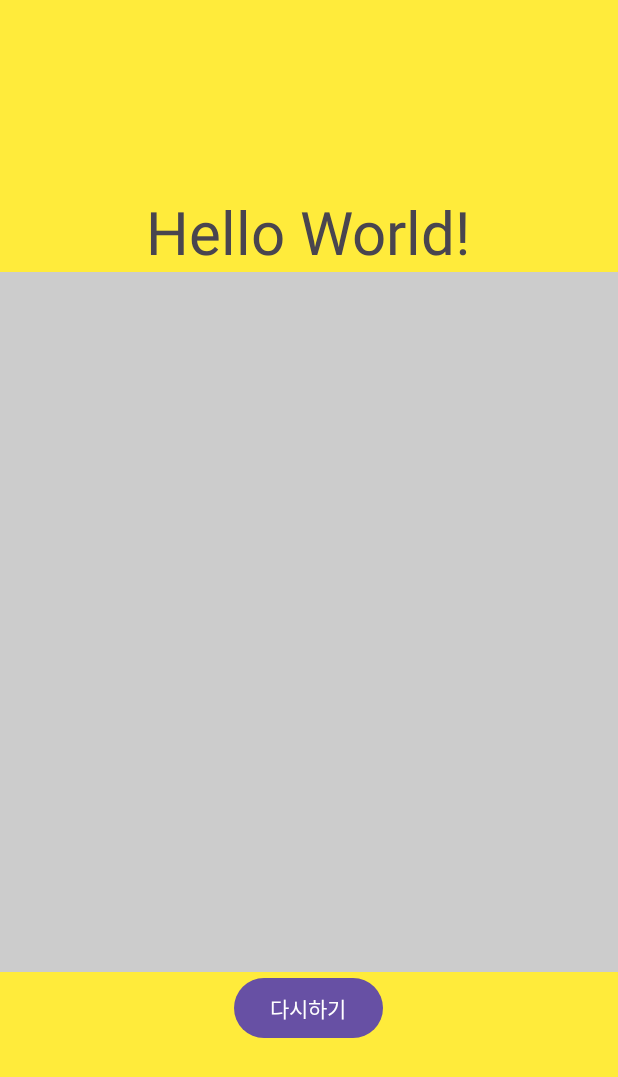
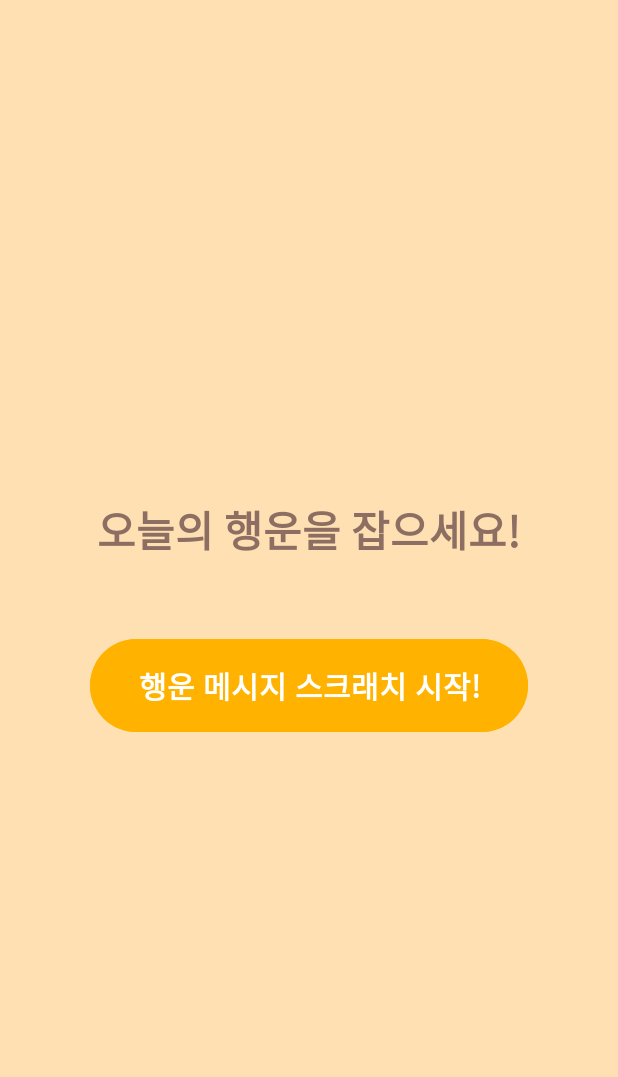
Before and after one commit to leehanseock/JavaAndroidApplication2, an Android app: the screen it shows after launch (MainActivity), on a phone screen of 412 x 824 dp. Shown: the top 1077 px of the screen. Run offline under Robolectric (Android 15) with nearby library versions, the light colour scheme and no system bars.

Commit message:
메인 액티비티 추가, 메시지 공유기능 추가

```diff
--- a/app/build.gradle.kts
+++ b/app/build.gradle.kts
@@ -40,4 +40,7 @@ dependencies {
     testImplementation(libs.junit)
     androidTestImplementation(libs.ext.junit)
     androidTestImplementation(libs.espresso.core)
+
+    implementation("com.facebook.shimmer:shimmer:0.5.0")
+    implementation ("com.google.android.material:material:1.6.0-alpha03")
 }
--- a/app/src/main/java/com/leehanseock/MainActivity.java
+++ b/app/src/main/java/com/leehanseock/MainActivity.java
@@ -1,44 +1,22 @@
 package com.leehanseock;
 
+import androidx.appcompat.app.AppCompatActivity;
+import android.content.Intent;
 import android.os.Bundle;
 import android.widget.Button;
-import android.widget.ImageView;
-import android.widget.Toast;
-
-import androidx.activity.EdgeToEdge;
-import androidx.appcompat.app.AppCompatActivity;
-import androidx.core.graphics.Insets;
-import androidx.core.view.ViewCompat;
-import androidx.core.view.WindowInsetsCompat;
-
-// MainActivity.java 또는 Fragment 내에서
 
 public class MainActivity extends AppCompatActivity {
-
-    private ScratchView scratchView;
-    private ImageView hiddenImageView; // 숨겨진 이미지를 표시하는 ImageView (layout.xml에 있어야 함)
 
     @Override
     protected void onCreate(Bundle savedInstanceState) {
         super.onCreate(savedInstanceState);
-        setContentView(R.layout.activity_main); // 당신의 레이아웃 파일
+        setContentView(R.layout.activity_main);
 
-        scratchView = findViewById(R.id.scratchView);
-        hiddenImageView = findViewById(R.id.hiddenImageView); // 예시: 레이아웃에 hiddenImageView 추가했다고 가정
-
-        // 숨겨진 이미지를 설정
-        hiddenImageView.setImageResource(R.drawable.hi); // 실제 이미지로 변경
-
-        scratchView.setOnScratchCompleteListener(new ScratchView.OnScratchCompleteListener() {
-            @Override
-            public void onScratchComplete() {
-                // 스크래치가 70% 이상 완료되었을 때 실행될 코드
-                Toast.makeText(MainActivity.this, "스크래치 완료! 이미지가 드러났습니다!", Toast.LENGTH_SHORT).show();
-                // 여기에서 동영상에 나오는 색종이 조각 애니메이션 등을 시작할 수 있습니다.
-            }
+        Button startButton = findViewById(R.id.startButton);
+        startButton.setOnClickListener(v -> {
+            // 버튼 클릭 시 ScratchCardActivity로 이동
+            Intent intent = new Intent(MainActivity.this, ScratchActivity.class);
+            startActivity(intent);
         });
-
-         Button resetButton = findViewById(R.id.btnReset);
-         resetButton.setOnClickListener(v -> scratchView.resetScratchView());
     }
 }
--- /dev/null
+++ b/app/src/main/res/drawable/cardbase.xml
@@ -0,0 +1,5 @@
+<?xml version="1.0" encoding="utf-8"?>
+<shape xmlns:android="http://schemas.android.com/apk/res/android"
+    android:shape="rectangle">
+    <solid android:color="#FFECB3"/> <corners android:radius="24dp"/>
+</shape>
--- /dev/null
+++ b/app/src/main/res/drawable/roundcorners.xml
@@ -0,0 +1,4 @@
+<?xml version="1.0" encoding="utf-8"?>
+<shape xmlns:android="http://schemas.android.com/apk/res/android"
+    android:shape="rectangle">
+    <solid android:color="#FFFFFF" /> <corners android:radius="27dp" /> </shape>
--- a/app/src/main/res/layout/activity_main.xml
+++ b/app/src/main/res/layout/activity_main.xml
@@ -1,46 +1,35 @@
 <?xml version="1.0" encoding="utf-8"?>
 <LinearLayout xmlns:android="http://schemas.android.com/apk/res/android"
-    xmlns:app="http://schemas.android.com/apk/res-auto"
     xmlns:tools="http://schemas.android.com/tools"
-    android:id="@+id/main"
+    android:layout_width="match_parent"
+    android:layout_height="match_parent"
     android:orientation="vertical"
     android:gravity="center"
-    android:layout_width="match_parent"
-    android:layout_height="match_parent"
-    android:background="#FFEB3B"
+    android:background="#FFE0B2"
     tools:context=".MainActivity">
 
     <TextView
         android:layout_width="wrap_content"
         android:layout_height="wrap_content"
-        android:text="Hello World!"
-        android:textSize="40dp"
-        android:layout_gravity="center_horizontal"/>
+        android:text="오늘의 행운을 잡으세요!"
+        android:textSize="28sp"
+        android:textStyle="bold"
+        android:textColor="#8D6E63"
+        android:layout_marginBottom="48dp"
+        android:gravity="center"/>
 
-    <FrameLayout
-        xmlns:android="http://schemas.android.com/apk/res/android"
-        android:layout_width="700px"
-        android:layout_height="700px"
-        android:layout_gravity="center_horizontal"
-        >
-
-        <ImageView
-            android:id="@+id/hiddenImageView"
-            android:layout_width="match_parent"
-            android:layout_height="match_parent"
-            android:src="@drawable/hi"
-            android:scaleType="centerCrop"/>
-
-        <com.leehanseock.ScratchView
-            android:id="@+id/scratchView"
-            android:layout_width="match_parent"
-            android:layout_height="match_parent"/>
-
-    </FrameLayout>
     <Button
+        android:id="@+id/startButton"
         android:layout_width="wrap_content"
         android:layout_height="wrap_content"
-        android:id="@+id/btnReset"
-        android:text="다시하기"
-        />
+        android:text="행운 메시지 스크래치 시작!"
+        android:paddingStart="32dp"
+        android:paddingEnd="32dp"
+        android:paddingTop="16dp"
+        android:paddingBottom="16dp"
+        android:backgroundTint="#FFB300"
+        android:textColor="@android:color/white"
+        android:textSize="20sp"
+        android:textStyle="bold"/>
+
 </LinearLayout>
--- /dev/null
+++ b/app/src/main/res/xml/file_path.xml
@@ -0,0 +1,4 @@
+<?xml version="1.0" encoding="utf-8"?>
+<paths xmlns:android="http://schemas.android.com/apk/res/android">
+    <cache-path name="my_images" path="images/"/>
+</paths>
```
Also changed, not shown: app/src/main/AndroidManifest.xml (+19 -2 lines), app/src/main/java/com/leehanseock/ScratchActivity.java (added, +163 -0 lines), app/src/main/res/layout/activity_scratch.xml (added, +95 -0 lines).
